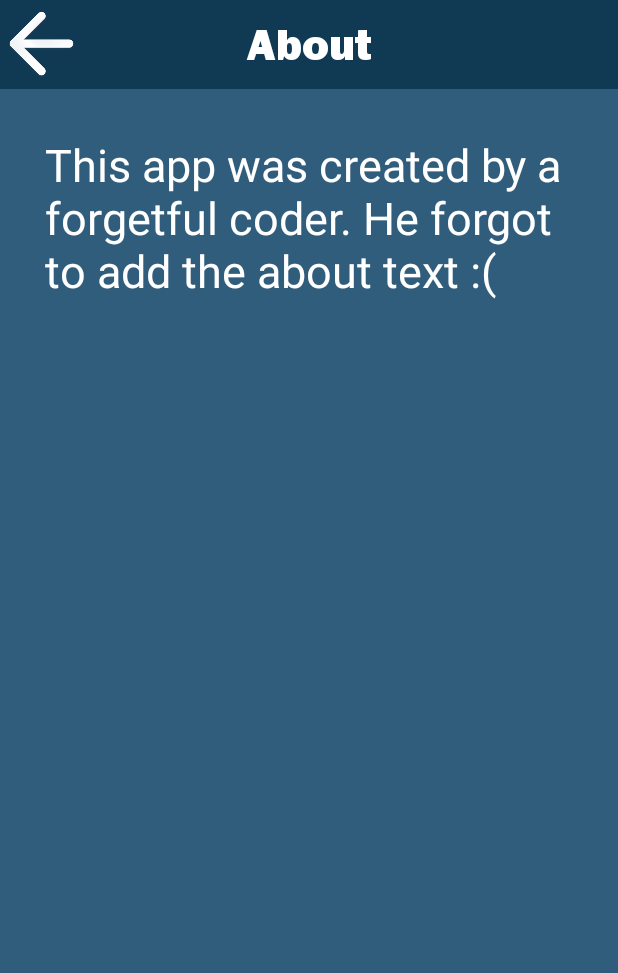
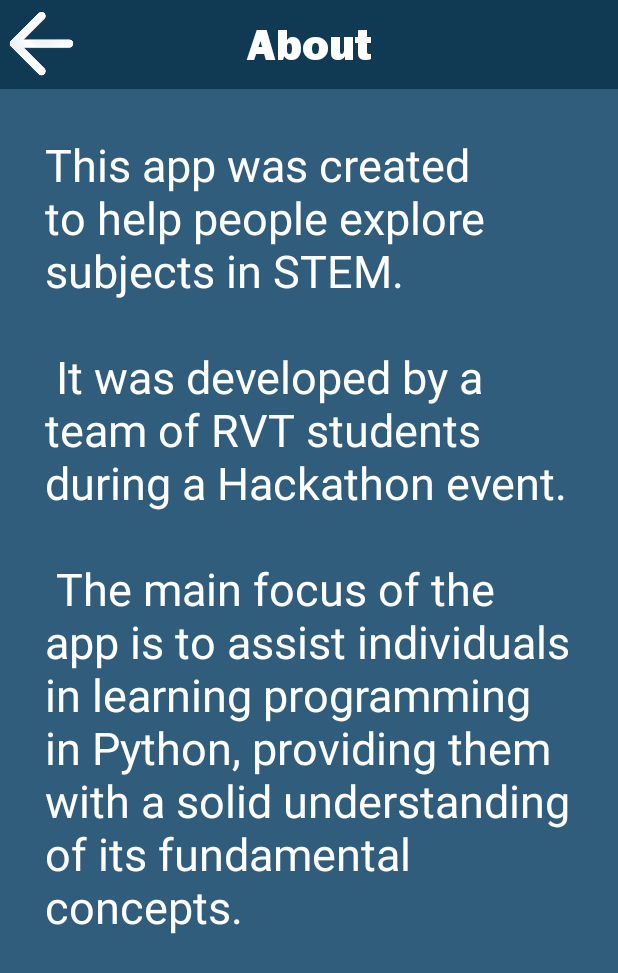
Before and after one commit to 22DP3RGris/ForgetfulCoder, an Android app: the aboutActivity screen opened directly, with no data from a screen before it, on a phone screen of 412 x 824 dp. Shown: the top 973 px of the screen. Run offline under Robolectric (Android 15) with nearby library versions, the phone set to English and light mode, and no system bars.

Commit message:
Redacted About Text

```diff
--- a/app/src/main/res/values/strings.xml
+++ b/app/src/main/res/values/strings.xml
@@ -27,7 +27,10 @@
 
 
     <!-- Menu Text -->
-    <string name="about_text">This app was created by a forgetful coder. He forgot to add the about text :(</string>
+<!--    <string name="about_text">This app was created by a forgetful coder. He forgot to add the about text :(</string>-->
+    <string name="about_text">This app was created to help people explore subjects in STEM.\n\n
+        It was developed by a team of RVT students during a Hackathon event.\n\n
+        The main focus of the app is to assist individuals in learning programming in Python, providing them with a solid understanding of its fundamental concepts.</string>
     <string name="leaderboard_text">Leaderboard:\nEs #1\nEs un tikai es.\nTu arī nē…</string>
     <string name="setting_text">Log in\nLog Out\nReset progress</string>
 
```
